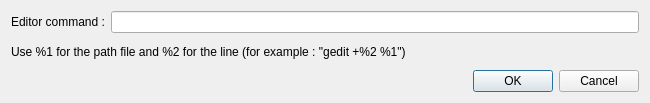
First picture: the form in source/OptionWindow.ui, repository DelphinPETER/TranslationTools, before the edit.
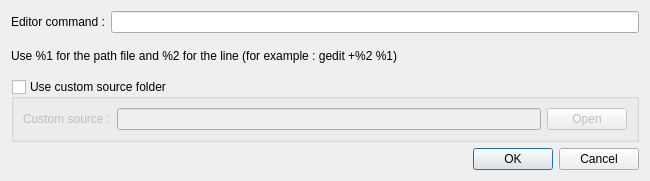
Second picture: the form after the edit. Icons and pictures are not drawn.

The edit to the form file:
```diff
--- a/source/OptionWindow.ui
+++ b/source/OptionWindow.ui
@@ -10,7 +10,7 @@
     <x>0</x>
     <y>0</y>
     <width>650</width>
-    <height>103</height>
+    <height>181</height>
    </rect>
   </property>
   <property name="sizePolicy">
@@ -44,10 +44,42 @@
    <item>
     <widget class="QLabel" name="label_Tips">
      <property name="text">
-      <string>Use %1 for the path file and %2 for the line (for example : &quot;gedit +%2 %1&quot;)</string>
+      <string>Use %1 for the path file and %2 for the line (for example : gedit +%2 %1)</string>
      </property>
     </widget>
    </item>
+   <item>
+    <widget class="QGroupBox" name="groupBox_customSource">
+     <property name="title">
+      <string>Use custom source folder</string>
+     </property>
+     <property name="checkable">
+      <bool>true</bool>
+     </property>
+     <property name="checked">
+      <bool>false</bool>
+     </property>
+     <layout class="QHBoxLayout" name="horizontalLayout_2">
+      <item>
+       <widget class="QLabel" name="label_optionCustomSourceTitle">
+        <property name="text">
+         <string>Custom source :</string>
+        </property>
+       </widget>
+      </item>
+      <item>
+       <widget class="QLineEdit" name="lineEdit_optionCustomSourceValue"/>
+      </item>
+      <item>
+       <widget class="QPushButton" name="pushButton_OpenFolder">
+        <property name="text">
+         <string>Open</string>
+        </property>
+       </widget>
+      </item>
+     </layout>
+    </widget>
+   </item>
    <item>
     <widget class="QDialogButtonBox" name="buttonBox">
      <property name="orientation">
```
Left out of the diff: 10 changed lines with no effect on the pictures.
